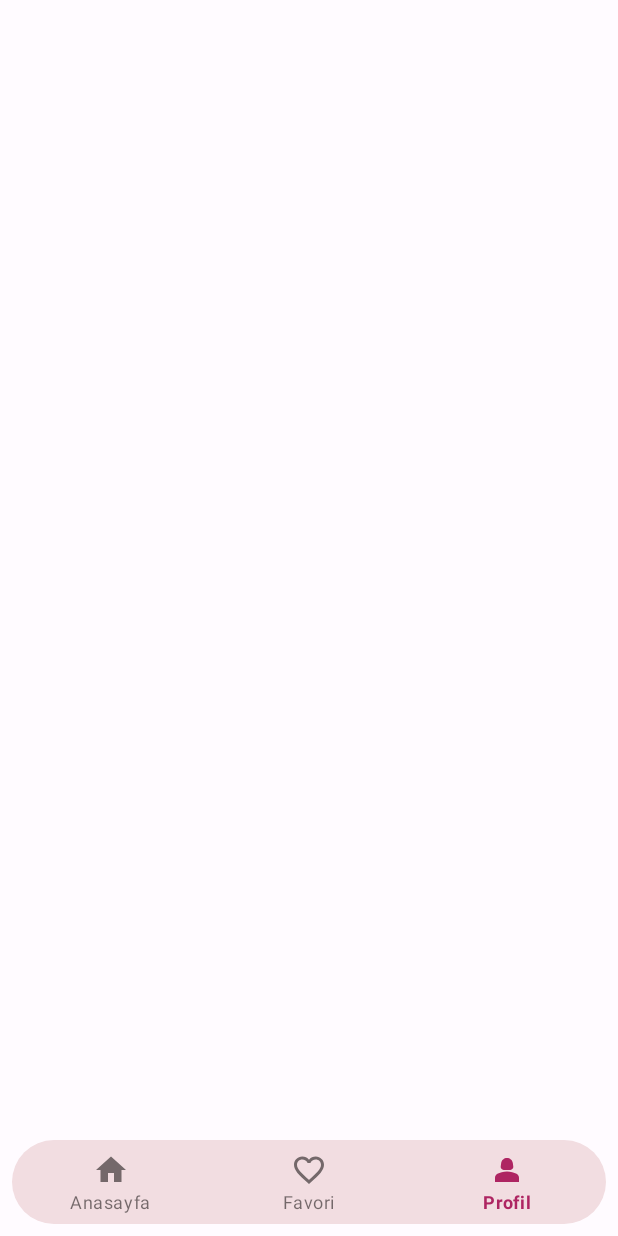
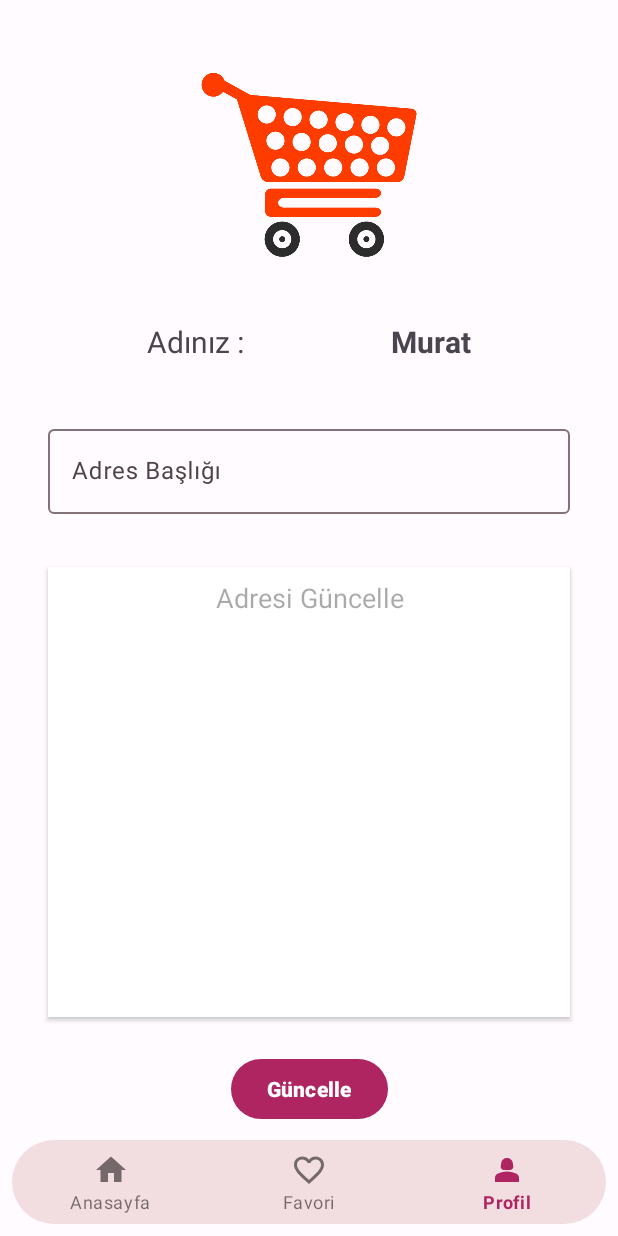
Before and after one commit to muratalarcin/MealExpressApp, an Android app: the AnasayfaFragment screen opened through its navigation route, item 3 of the bottom bar chosen, on a phone screen of 412 x 824 dp. Run offline under Robolectric (Android 15) with nearby library versions, the phone set to English and light mode, and no system bars; our stand-ins replace Dagger/Hilt's generated code, navigation-ui; 2 statements that could not run were skipped.

Commit message:
profil page design

```diff
--- a/app/src/main/java/com/muratalarcin/mealexpress/ui/fragment/app/AnasayfaFragment.java
+++ b/app/src/main/java/com/muratalarcin/mealexpress/ui/fragment/app/AnasayfaFragment.java
@@ -22,6 +22,7 @@ import android.text.TextWatcher;
 import android.view.LayoutInflater;
 import android.view.View;
 import android.view.ViewGroup;
+import android.view.WindowManager;
 import android.widget.SearchView;
 
 import com.muratalarcin.mealexpress.MainActivity;
@@ -73,11 +74,13 @@ public class AnasayfaFragment extends Fragment {
                 scrollRunnable = () -> {
                     if (isSearchViewVisible && scrolledDistance > SCROLL_THRESHOLD) {
                         binding.searchView.setVisibility(View.GONE);
+                        binding.sepetImageView.setVisibility(View.GONE);
                         isSearchViewVisible = false;
                         scrolledDistance = 0;
                     }
                     else if (!isSearchViewVisible && scrolledDistance < -SCROLL_THRESHOLD) {
                         binding.searchView.setVisibility(View.VISIBLE);
+                        binding.sepetImageView.setVisibility(View.VISIBLE);
                         isSearchViewVisible = true;
                         scrolledDistance = 0;
                     }
--- a/app/src/main/res/layout/fragment_detay.xml
+++ b/app/src/main/res/layout/fragment_detay.xml
@@ -184,7 +184,7 @@
         app:layout_constraintTop_toTopOf="@+id/twToplam" />
 
     <EditText
-        android:id="@+id/twUrunNot"
+        android:id="@+id/editTextAdres"
         android:layout_width="300dp"
         android:layout_height="70dp"
         android:layout_marginTop="32dp"
--- a/app/src/main/res/layout/fragment_profil.xml
+++ b/app/src/main/res/layout/fragment_profil.xml
@@ -1,6 +1,92 @@
 <?xml version="1.0" encoding="utf-8"?>
 <androidx.constraintlayout.widget.ConstraintLayout xmlns:android="http://schemas.android.com/apk/res/android"
+    xmlns:app="http://schemas.android.com/apk/res-auto"
     xmlns:tools="http://schemas.android.com/tools"
     android:layout_width="match_parent"
     android:layout_height="match_parent"
-    tools:context=".ui.fragment.app.ProfilFragment" />
+    tools:context=".ui.fragment.app.ProfilFragment">
+
+    <ImageView
+        android:id="@+id/imageView5"
+        android:layout_width="wrap_content"
+        android:layout_height="150dp"
+        android:layout_marginTop="32dp"
+        app:layout_constraintEnd_toEndOf="parent"
+        app:layout_constraintHorizontal_bias="0.5"
+        app:layout_constraintStart_toStartOf="parent"
+        app:layout_constraintTop_toTopOf="parent"
+        android:src="@drawable/sepet_icon" />
+
+
+    <EditText
+        android:id="@+id/editTextAdres"
+        android:layout_width="0dp"
+        android:layout_height="300dp"
+        android:layout_marginStart="32dp"
+        android:layout_marginTop="35dp"
+        android:layout_marginEnd="32dp"
+        android:background="@color/white"
+        android:elevation="2dp"
+        android:gravity="center_horizontal"
+        android:hint="Adresi Güncelle"
+        android:padding="8dp"
+        app:layout_constraintEnd_toEndOf="parent"
+        app:layout_constraintHorizontal_bias="0.5"
+        app:layout_constraintStart_toStartOf="parent"
+        app:layout_constraintTop_toBottomOf="@+id/textInputLayout" />
+
+    <TextView
+        android:id="@+id/textView9"
+        android:layout_width="wrap_content"
+        android:layout_height="wrap_content"
+        android:layout_marginTop="32dp"
+        android:text="Adınız :"
+        android:textSize="20sp"
+        app:layout_constraintEnd_toStartOf="@+id/textView10"
+        app:layout_constraintHorizontal_bias="0.5"
+        app:layout_constraintStart_toStartOf="parent"
+        app:layout_constraintTop_toBottomOf="@+id/imageView5" />
+
+    <TextView
+        android:id="@+id/textView10"
+        android:layout_width="wrap_content"
+        android:layout_height="wrap_content"
+        android:text="Murat"
+        android:textSize="20sp"
+        android:textStyle="bold"
+        app:layout_constraintBottom_toBottomOf="@+id/textView9"
+        app:layout_constraintEnd_toEndOf="parent"
+        app:layout_constraintHorizontal_bias="0.5"
+        app:layout_constraintStart_toEndOf="@+id/textView9"
+        app:layout_constraintTop_toTopOf="@+id/textView9" />
+
+    <com.google.android.material.textfield.TextInputLayout
+        android:id="@+id/textInputLayout"
+        android:layout_width="0dp"
+        android:layout_height="wrap_content"
+        android:layout_marginStart="32dp"
+        android:layout_marginTop="39dp"
+        android:layout_marginEnd="32dp"
+        app:layout_constraintEnd_toEndOf="parent"
+        app:layout_constraintStart_toStartOf="parent"
+        app:layout_constraintTop_toBottomOf="@+id/textView9">
+
+        <com.google.android.material.textfield.TextInputEditText
+            android:id="@+id/editTextAdresBaslik"
+            android:layout_width="match_parent"
+            android:layout_height="wrap_content"
+            android:hint="Adres Başlığı" />
+    </com.google.android.material.textfield.TextInputLayout>
+
+    <Button
+        android:id="@+id/buttonGuncelle"
+        android:layout_width="wrap_content"
+        android:layout_height="wrap_content"
+        android:layout_marginTop="24dp"
+        android:text="Güncelle"
+        android:textStyle="bold"
+        app:layout_constraintEnd_toEndOf="parent"
+        app:layout_constraintHorizontal_bias="0.5"
+        app:layout_constraintStart_toStartOf="parent"
+        app:layout_constraintTop_toBottomOf="@+id/editTextAdres" />
+</androidx.constraintlayout.widget.ConstraintLayout>
```
